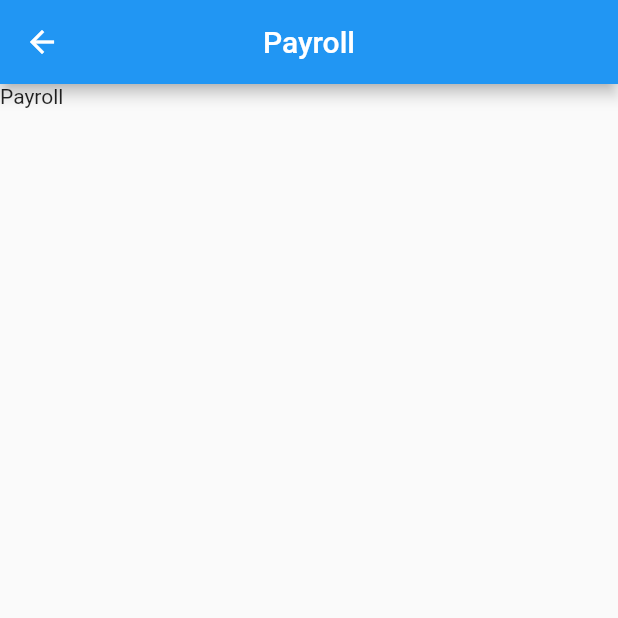
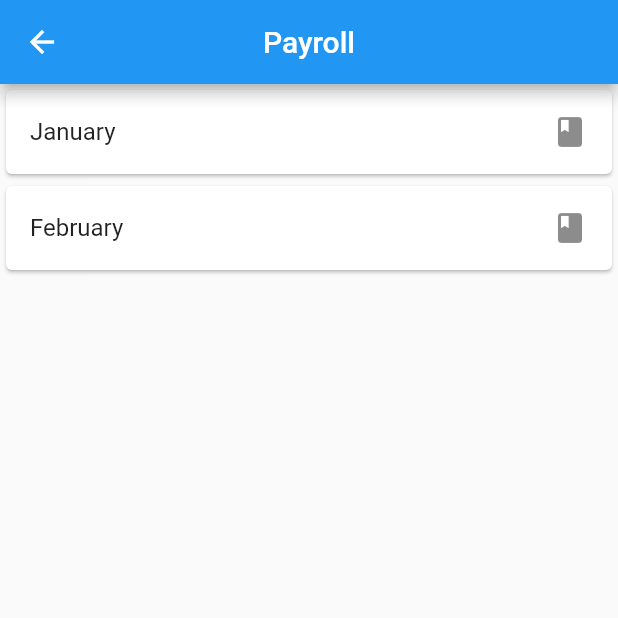
Before and after one commit to PororoShuang/hrms, a Flutter app: the Payroll screen opened directly, on a phone screen of 412 x 824 dp, the top half of it. Run offline on Flutter 3.47's test engine with Material 2 defaults, Android fonts, the phone set to English and light mode, and no system bars; our stand-ins replace awesome_notifications, csc_picker, device_info_plus, geolocator, local_auth; missing offline and left inert: barcode_scan2, email_otp.

Commit message:
update payroll ui

```diff
--- a/lib/src/Payroll/View/payroll.dart
+++ b/lib/src/Payroll/View/payroll.dart
@@ -22,9 +22,16 @@ class _Payroll extends State<Payroll> {
     ),
     body: SingleChildScrollView(
       child: Column(
-          children:<Widget>[
-            Text('Payroll'),
-          ]
+        children:<Widget>[
+          Card(child:ListTile(
+              onTap: (){},
+              title: Text("January"),
+              trailing: Icon(Icons.book))),
+          Card(child:ListTile(
+              onTap: (){},
+              title: Text("February"),
+              trailing: Icon(Icons.book))),
+        ],
       ),
     ),
 
```
